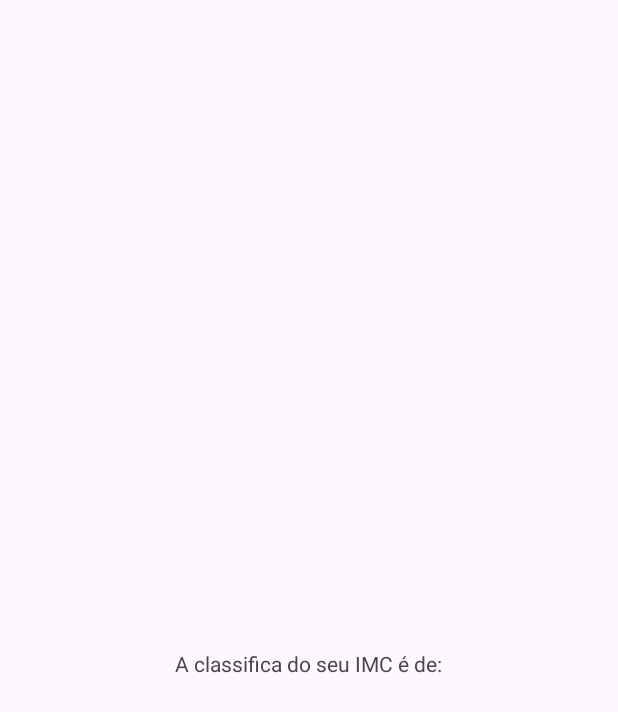
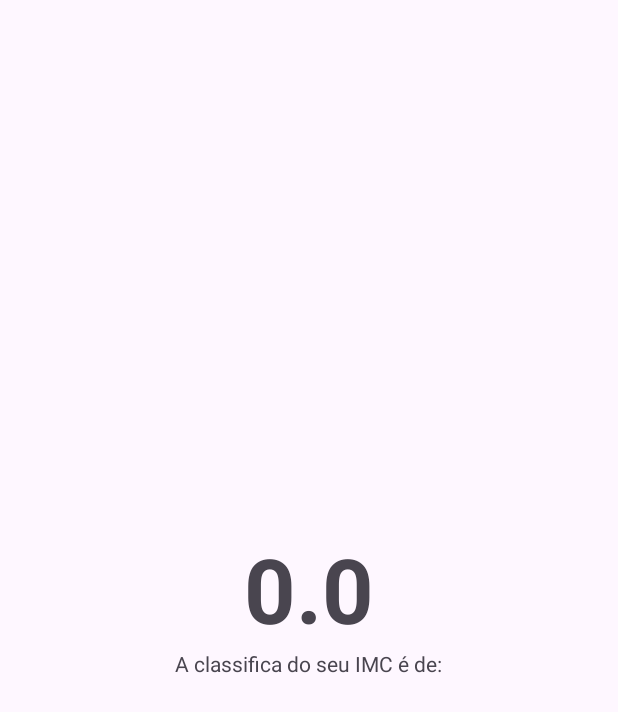
Before and after one commit to gui12carmo/calculadoraIMC, an Android app: the resultActivity screen opened directly, with no data from a screen before it, on a phone screen of 412 x 824 dp. Before the commit the part shown is almost empty. Shown: the top 712 px of the screen. Run offline under Robolectric (Android 15) with nearby library versions, the phone set to English and light mode, and no system bars.

Commit message:
Finalizada a parte de mostrar o resultado, os valores já aparecem, falta agora colocar a classificação.

```diff
--- a/app/src/main/java/com/comunidadedevspace/imc/MainActivity.kt
+++ b/app/src/main/java/com/comunidadedevspace/imc/MainActivity.kt
@@ -54,6 +54,7 @@ class MainActivity : AppCompatActivity() {
                 // intent - Class do proprio android
 
                 val intent = Intent(this, resultActivity::class.java)
+                intent.putExtra(KEY_RESULT_IMC, resultado)
                 startActivity(intent)
 
                 println("o valor do seu IMC é de: " + resultado)
--- a/app/src/main/java/com/comunidadedevspace/imc/resultActivity.kt
+++ b/app/src/main/java/com/comunidadedevspace/imc/resultActivity.kt
@@ -1,20 +1,29 @@
 package com.comunidadedevspace.imc
 
 import android.os.Bundle
+import android.widget.TextView
 import androidx.activity.enableEdgeToEdge
 import androidx.appcompat.app.AppCompatActivity
 import androidx.core.view.ViewCompat
 import androidx.core.view.WindowInsetsCompat
+import com.google.android.material.textfield.TextInputEditText
+
+const val KEY_RESULT_IMC = "ResultActivity.KEY_IMC"
 
 class resultActivity : AppCompatActivity() {
     override fun onCreate(savedInstanceState: Bundle?) {
         super.onCreate(savedInstanceState)
         enableEdgeToEdge()
         setContentView(R.layout.activity_result)
-        ViewCompat.setOnApplyWindowInsetsListener(findViewById(R.id.main)) { v, insets ->
-            val systemBars = insets.getInsets(WindowInsetsCompat.Type.systemBars())
-            v.setPadding(systemBars.left, systemBars.top, systemBars.right, systemBars.bottom)
-            insets
-        }
+
+        val result = intent.getFloatExtra(KEY_RESULT_IMC, 0f)
+
+
+        val tvResult = findViewById<TextView>(R.id.tv_result)
+        val tvClassificacao = findViewById<TextView>(R.id.tv_classificacao_label)
+
+        tvResult.text = result.toString()
+
+        println("o valor do seu IMC é de: " + result)
     }
 }
--- a/app/src/main/res/layout/activity_result.xml
+++ b/app/src/main/res/layout/activity_result.xml
@@ -10,10 +10,11 @@
     tools:context=".resultActivity">
 
     <TextView
-        android:id="@+id/tv_resul"
+        android:id="@+id/tv_result"
         android:layout_width="wrap_content"
         android:layout_height="wrap_content"
         android:textStyle="bold"
+        android:maxLength="5"
         android:textSize="60dp"
         tools:text="26.66" />
 
```
